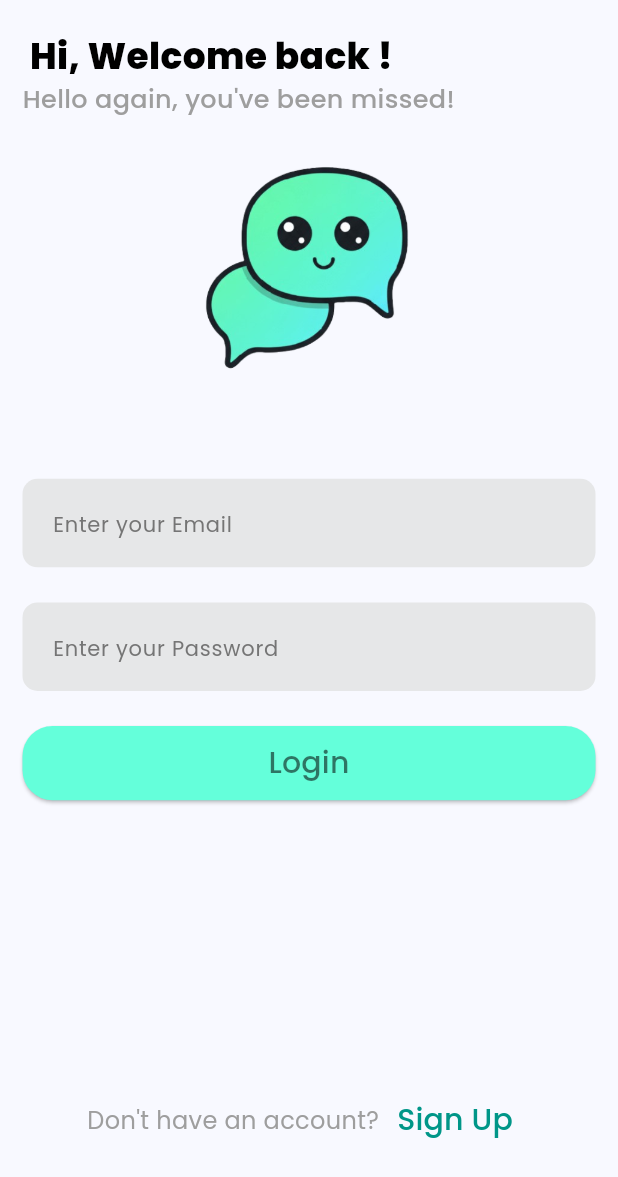
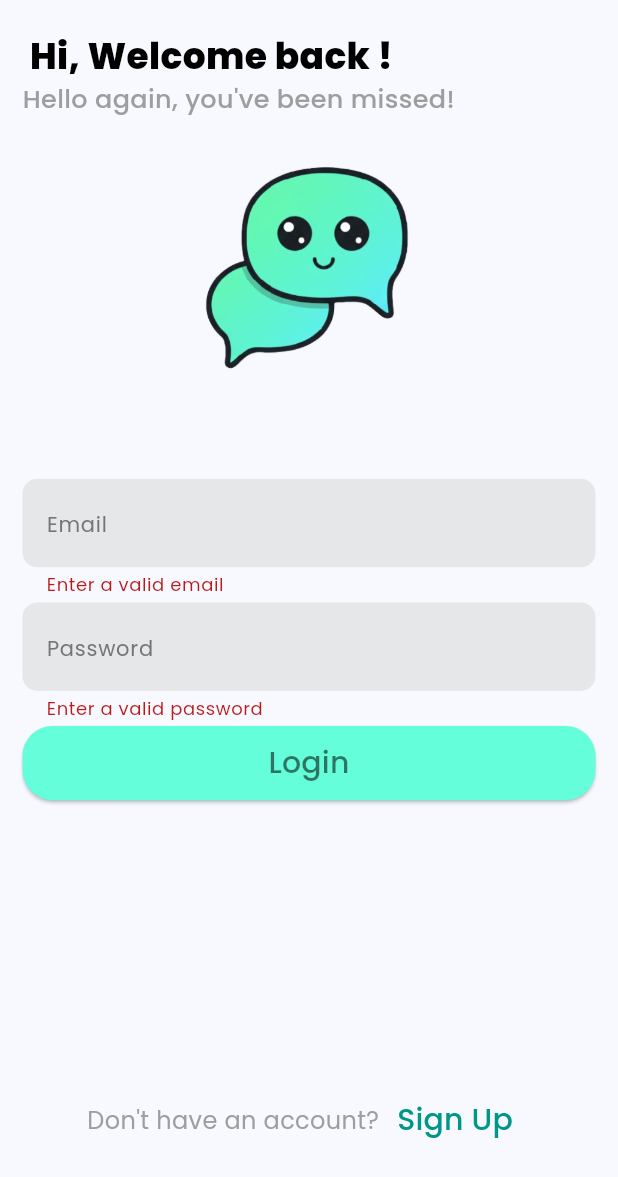
Before and after one commit to sachin-amour/chatApp, a Flutter app: the screen it shows after launch, after a tap on "Login", on a phone screen of 412 x 824 dp. Shown: the top 1177 px of the screen. Run offline on Flutter 3.47's test engine with Material 3 defaults, Android fonts, the phone set to English and light mode, and no system bars; our stand-ins replace firebase_auth, firebase_core, flutter_screenutil, get_it, google_fonts; accounts and stored records are empty.

Commit message:
navigation,and changes in the auth,login,sTextfiled and main

```diff
--- a/lib/main.dart
+++ b/lib/main.dart
@@ -1,29 +1,51 @@
 import 'package:amour_chat/firebase_options.dart';
+import 'package:amour_chat/service/auth.dart';
+import 'package:amour_chat/service/navigation_service.dart';
 import 'package:amour_chat/ui/screens/logInScreen.dart';
 
 import 'package:firebase_core/firebase_core.dart';
 import 'package:flutter/cupertino.dart';
 import 'package:flutter/material.dart';
 import 'package:flutter_screenutil/flutter_screenutil.dart';
+import 'package:get_it/get_it.dart';
 import 'package:google_fonts/google_fonts.dart';
 
-void main() async{
+void main() async {
   WidgetsFlutterBinding.ensureInitialized();
   await Firebase.initializeApp(options: DefaultFirebaseOptions.currentPlatform);
+  register_service();
   runApp(amour_chat());
 }
 
+Future<void> register_service() async {
+  final GetIt getIt = GetIt.instance;
+  getIt.registerSingleton<Authservice>(Authservice());
+  getIt.registerSingleton<NavigattionService>(NavigattionService());
+}
+
 class amour_chat extends StatelessWidget {
+  final GetIt _getIt = GetIt.instance;
+  late NavigattionService _navigationService;
+
+  amour_chat({super.key}) {
+    _navigationService = _getIt.get<NavigattionService>();
+  }
+
   @override
   Widget build(BuildContext context) {
     return ScreenUtilInit(
-      builder: (context, child) =>
-          MaterialApp(debugShowCheckedModeBanner: false,
-            theme: ThemeData(colorScheme: ColorScheme.fromSeed(seedColor: Colors.blue),useMaterial3: true,
-            textTheme: GoogleFonts.poppinsTextTheme(),
-            ),
+      builder: (context, child) => MaterialApp(
+        navigatorKey: _navigationService.navigatorKey,
+        debugShowCheckedModeBanner: false,
+        theme: ThemeData(
+          colorScheme: ColorScheme.fromSeed(seedColor: Colors.blue),
+          useMaterial3: true,
+          textTheme: GoogleFonts.poppinsTextTheme(),
+        ),
+        initialRoute: "/login",
+        routes: _navigationService.routes,
 
-            home:logInScreen(),
-          ));
+      ),
+    );
   }
 }
--- /dev/null
+++ b/lib/myconstent/consts.dart
@@ -0,0 +1,10 @@
+final RegExp EMAIL_VALIDATION_REGEX =
+RegExp(r"^[\w-\.]+@([\w-]+\.)+[\w-]{2,4}$");
+
+final RegExp PASSWORD_VALIDATION_REGEX =
+RegExp(r"^(?=.*[A-Za-z])(?=.*\d)[A-Za-z\d]{6,}$");
+
+final RegExp NAME_VALIDATION_REGEX = RegExp(r"\b([A-ZÀ-ÿ][-,a-z. ']+[ ]*)+");
+
+final String PLACEHOLDER_PFP =
+    "https://t3.ftcdn.net/jpg/05/16/27/58/360_F_516275801_f3Fsp17x6HQK0xQgDQEELoTuERO4SsWV.jpg";
--- /dev/null
+++ b/lib/service/auth.dart
@@ -0,0 +1,25 @@
+
+import 'package:firebase_auth/firebase_auth.dart';
+class Authservice{
+  final FirebaseAuth _firebaseAuth =FirebaseAuth.instance;
+  User? _user;
+  User? get user {
+    return _user;
+  }
+  Authservice(){}
+    Future<bool>login(String email,String password) async {
+    try{
+      final credential= await  _firebaseAuth.signInWithEmailAndPassword(email: email, password: password);
+      if (credential.user!=null){
+        _user=credential.user;
+        return true;
+      }
+    }
+    catch(e){
+      print(e);
+    }
+    return false;
+
+    }
+
+  }
--- /dev/null
+++ b/lib/service/navigation_service.dart
@@ -0,0 +1,26 @@
+import 'package:amour_chat/ui/screens/homeScreen.dart';
+import 'package:amour_chat/ui/screens/logInScreen.dart';
+import 'package:flutter/cupertino.dart';
+class NavigattionService{
+  late GlobalKey<NavigatorState> _navigatorKey;
+  final Map<String,Widget Function(BuildContext)> _routes={
+    "/login":(context)=>logInScreen(),
+    "/home":(context)=>homeScreen(),
+  };
+  GlobalKey<NavigatorState>? get navigatorKey=>_navigatorKey;
+  Map<String,Widget Function(BuildContext)>get routes=>_routes;
+NavigattionService(){
+  _navigatorKey=GlobalKey<NavigatorState>();
+}
+void pushNamed(String routeName){
+  _navigatorKey.currentState?.pushNamed(routeName);
+}
+  void pushReplacementNamed(String routeName){
+    _navigatorKey.currentState?.pushReplacementNamed(routeName);
+  }
+  void goBack(){
+    _navigatorKey.currentState?.pop();
+
+  }
+
+}
--- /dev/null
+++ b/lib/ui/screens/homeScreen.dart
@@ -0,0 +1,17 @@
+import 'package:flutter/cupertino.dart';
+import 'package:flutter/material.dart';
+
+class homeScreen extends StatefulWidget{
+  @override
+  State<homeScreen> createState() => _homeScreenState();
+}
+
+class _homeScreenState extends State<homeScreen> {
+  @override
+  Widget build(BuildContext context) {
+    return Scaffold(
+      backgroundColor: Colors.green,
+    );
+
+  }
+}
--- a/lib/ui/screens/logInScreen.dart
+++ b/lib/ui/screens/logInScreen.dart
@@ -1,6 +1,9 @@
+import 'package:amour_chat/myconstent/consts.dart';
+import 'package:amour_chat/service/auth.dart';
 import 'package:amour_chat/ui/widgets/sTextfield.dart';
 import 'package:flutter/cupertino.dart';
 import 'package:flutter/material.dart';
+import 'package:get_it/get_it.dart';
 
 class logInScreen extends StatefulWidget {
   @override
@@ -8,6 +11,17 @@ class logInScreen extends StatefulWidget {
 }
 
 class _logInScreenState extends State<logInScreen> {
+  final GetIt _getIt = GetIt.instance;
+  final GlobalKey<FormState>_loginFromKey= GlobalKey();
+  late Authservice _authservice;
+  String? email,password;
+
+  @override
+  void initState(){
+    super.initState();
+    _authservice=_getIt.get<Authservice>();
+  }
+
   @override
   Widget build(BuildContext context) {
     return Scaffold(body: _build());
@@ -68,18 +82,32 @@ class _logInScreenState extends State<logInScreen> {
         vertical: MediaQuery.of(context).size.height * 0.05,
       ),
       child: Form(
+        key: _loginFromKey,
         child: Column(
           mainAxisSize: MainAxisSize.max,
           crossAxisAlignment: CrossAxisAlignment.center,
           children: [
             customTextField(
-              hintText: " Enter your Email",
+              hintText: "Email",
               height: MediaQuery.of(context).size.height * 0.1,
+              validationRegEx: EMAIL_VALIDATION_REGEX,
+              onSaved: (value){
+                setState(() {
+                  email= value;
+                });
+              },
             ),
 
             customTextField(
-              hintText: " Enter your Password",
+              hintText: "Password",
               height: MediaQuery.of(context).size.height * 0.1,
+              validationRegEx: PASSWORD_VALIDATION_REGEX,
+              obscureText: true,
+              onSaved: (value){
+                setState(() {
+                  password= value;
+                });
+              },
             ),
             _loginBtn(),
           ],
@@ -91,7 +119,17 @@ class _logInScreenState extends State<logInScreen> {
     return SizedBox( width: MediaQuery.of(context).size.width,
         height: MediaQuery.of(context).size.height*0.06,
         child: MaterialButton(elevation: 1,shape: RoundedRectangleBorder(
-            borderRadius: BorderRadius.circular(20),),onPressed: (){},child: Text("Login",style: TextStyle(color: Colors.black54,fontSize: 20),),color: Colors.tealAccent,));
+            borderRadius: BorderRadius.circular(20),),onPressed: ()async{
+          if(_loginFromKey.currentState?.validate()??false){
+             _loginFromKey.currentState?.save();
+             bool result =await _authservice.login(email!, password!);
+              if(result){
+                print(result);
+
+              }else{}
+          }
+
+        },child: Text("Login",style: TextStyle(color: Colors.black54,fontSize: 20),),color: Colors.tealAccent,));
   }
   Widget _signUp(){
     return Expanded(child: Row(
--- a/lib/ui/widgets/sTextfield.dart
+++ b/lib/ui/widgets/sTextfield.dart
@@ -3,36 +3,48 @@ import 'package:flutter/material.dart';
 
 import '../../myconstent/colors.dart';
 
-
-class customTextField extends StatelessWidget{
-  const customTextField({super.key,this.hintText,required this.height});
+class customTextField extends StatelessWidget {
+  const customTextField({
+    super.key,
+    required this.hintText,
+    required this.height,
+    required this.validationRegEx,
+    this.obscureText = false,
+    required this.onSaved,
+  });
   final String? hintText;
   final double height;
-
+  final RegExp validationRegEx;
+  final bool obscureText;
+  final void Function(String?) onSaved;
 
   @override
   Widget build(BuildContext context) {
     return SizedBox(
       height: height,
-      child: TextField(
-
-          style: TextStyle(fontSize: 18),
-          decoration: InputDecoration(
+      child: TextFormField(
+        obscureText: obscureText,
+        onSaved: onSaved,
+        validator: (value) {
+          if (value != null && validationRegEx.hasMatch(value)) {
+            return null;
+          }
+          return "Enter a valid ${hintText!.toLowerCase()}";
+        },
+        style: TextStyle(fontSize: 18),
+        decoration: InputDecoration(
           filled: true,
           fillColor: gray,
           hintText: hintText,
-          hintStyle: TextStyle(fontSize: 14,color: Colors.grey.shade600),
+
+          hintStyle: TextStyle(fontSize: 14, color: Colors.grey.shade600),
 
           border: const OutlineInputBorder(
             borderRadius: BorderRadius.all(Radius.circular(10)),
             borderSide: BorderSide.none,
-
-
-          )
-
-        ) ),
+          ),
+        ),
+      ),
     );
-
   }
-
 }
```
